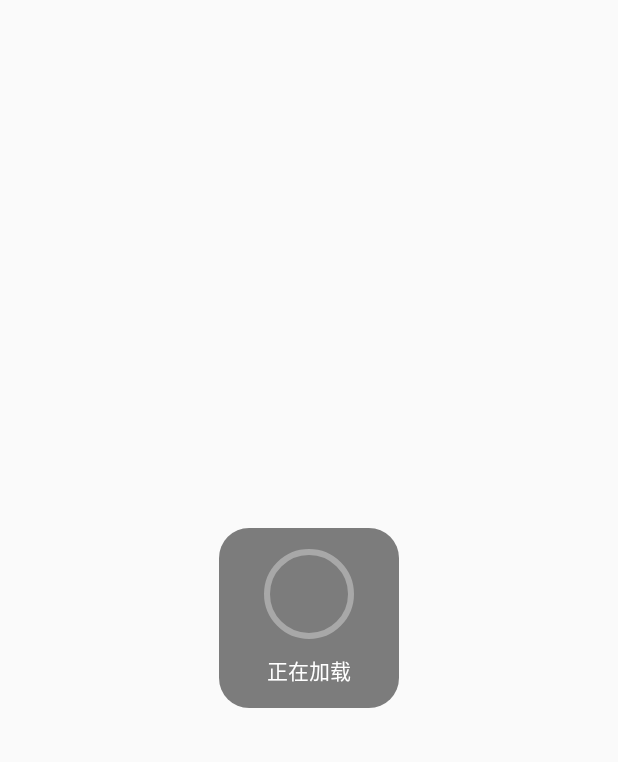
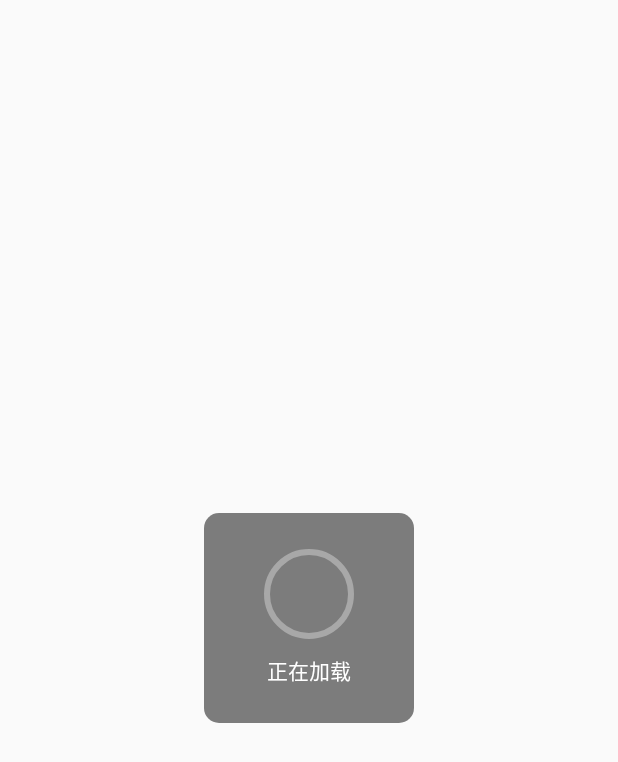
Before and after one commit to alanplus/frameworkA, an Android app: the layout dialog_loading.xml on its own in the app's theme, with its tools: preview values and no code run, on a phone screen of 412 x 824 dp. Shown: the top 762 px of the screen. Run offline under Robolectric (Android 15) with nearby library versions, the phone set to English and light mode, and no system bars.

Commit message:
优化loadingdialog UI

```diff
--- a/library/src/main/java/com/xm/framework/tools/InputMethodTools.java
+++ b/library/src/main/java/com/xm/framework/tools/InputMethodTools.java
@@ -25,6 +25,7 @@ public class InputMethodTools {
          * 5. 当前布局必须已经完成加载
          * 第二个参数 可以为0 InputMethod.SHOW_FORCE
          * 如果不为0的话 隐藏方法有的时候会不好用
+         * https://www.cnblogs.com/ldq2016/p/6861128.html
          */
         editText.setFocusable(true);
         editText.setFocusableInTouchMode(true);
--- a/library/src/main/res/layout/dialog_loading.xml
+++ b/library/src/main/res/layout/dialog_loading.xml
@@ -5,13 +5,13 @@
     android:layout_height="fill_parent">
 
     <com.xm.framework.view.corner.WLinearLayout
-        android:layout_width="120dp"
-        android:layout_height="120dp"
+        android:layout_width="140dp"
+        android:layout_height="140dp"
         android:layout_centerInParent="true"
         android:gravity="center"
         android:orientation="vertical"
         app:background_color="#80000000"
-        app:radius="20dp">
+        app:radius="10dp">
 
         <com.xm.framework.base.dialog.LoadDialogView
             android:id="@+id/loading_img"
```
